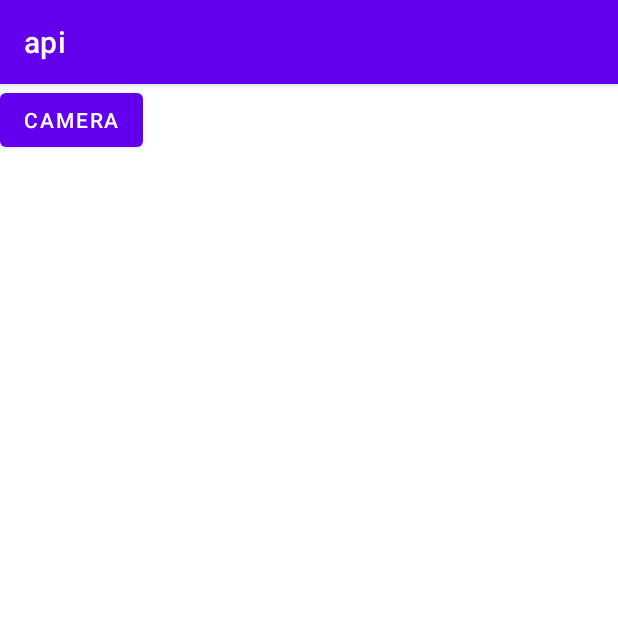
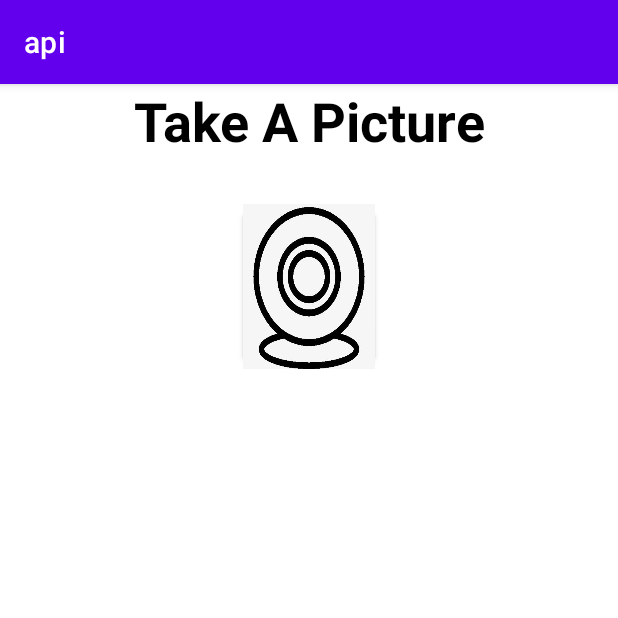
Before and after one commit to xzhan215/cs441_APIs, an Android app: the screen it shows after launch (MainActivity), on a phone screen of 412 x 824 dp, the top half of it. Run offline under Robolectric (Android 15) with nearby library versions, the phone set to English and light mode, and no system bars.

Commit message:
some changes but it seems there is something wrong

```diff
--- a/api/app/src/main/AndroidManifest.xml
+++ b/api/app/src/main/AndroidManifest.xml
@@ -3,6 +3,7 @@
     package="com.example.api">
 
     <uses-permission android:name="android.permission.CAMERA"/>
+    <uses-feature android:name="android.hardware.camera" />
 
     <application
         android:allowBackup="true"
--- a/api/app/src/main/res/layout/activity_main.xml
+++ b/api/app/src/main/res/layout/activity_main.xml
@@ -5,18 +5,30 @@
     android:layout_width="match_parent"
     android:layout_height="match_parent"
     android:orientation="vertical"
-    tools:context=".MainActivity" >
+    tools:context=".MainActivity">
+
+    <TextView
+        android:id="@+id/textView2"
+        android:layout_width="match_parent"
+        android:layout_height="80dp"
+        android:text="Take A Picture"
+        android:textAlignment="center"
+        android:textColor="@color/black"
+        android:textSize="36sp"
+        android:textStyle="bold"
+        android:laygravity="center_horizontal" />
 
     <Button
         android:id="@+id/button"
         android:layout_width="wrap_content"
-        android:layout_height="wrap_content"
-        android:text="Camera" />
+        android:layout_height="110dp"
+        android:layout_gravity="center_horizontal"
+        android:foreground="@drawable/camera" />
 
     <ImageView
-        android:layout_weight="1"
         android:id="@+id/imageView"
         android:layout_width="match_parent"
-        android:layout_height="match_parent"/>
+        android:layout_height="496dp"
+        android:layout_weight="1" />
 
 </LinearLayout>
```
Also changed, not shown: api/app/src/main/res/drawable-v24/camera.jpeg (added).
